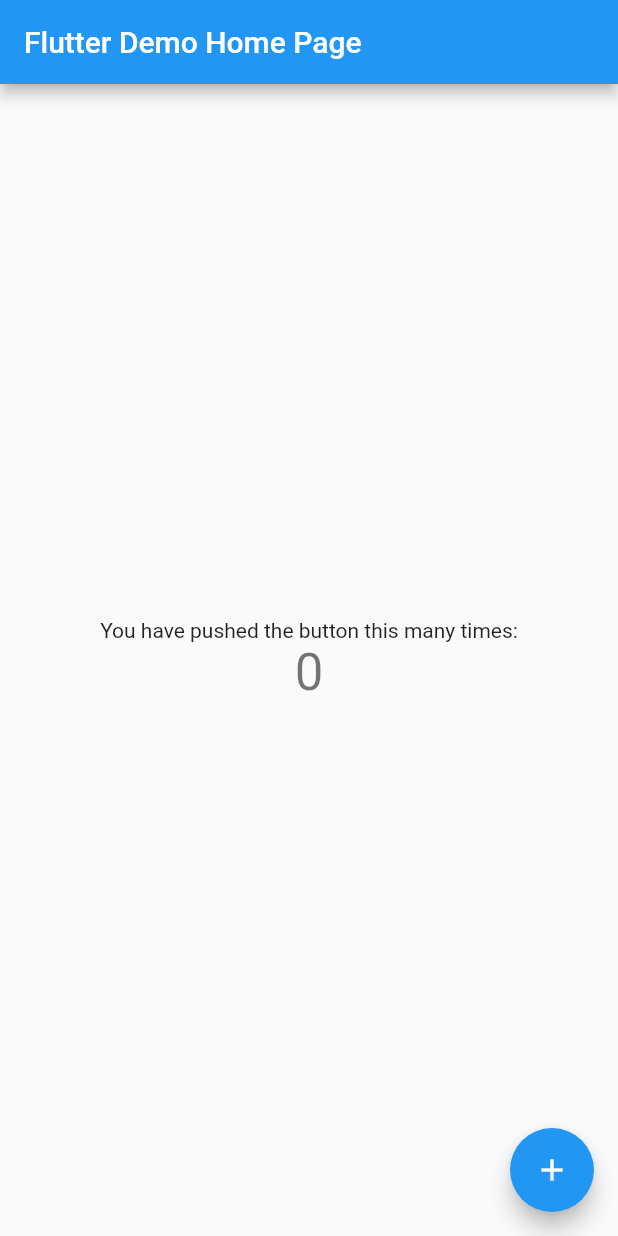
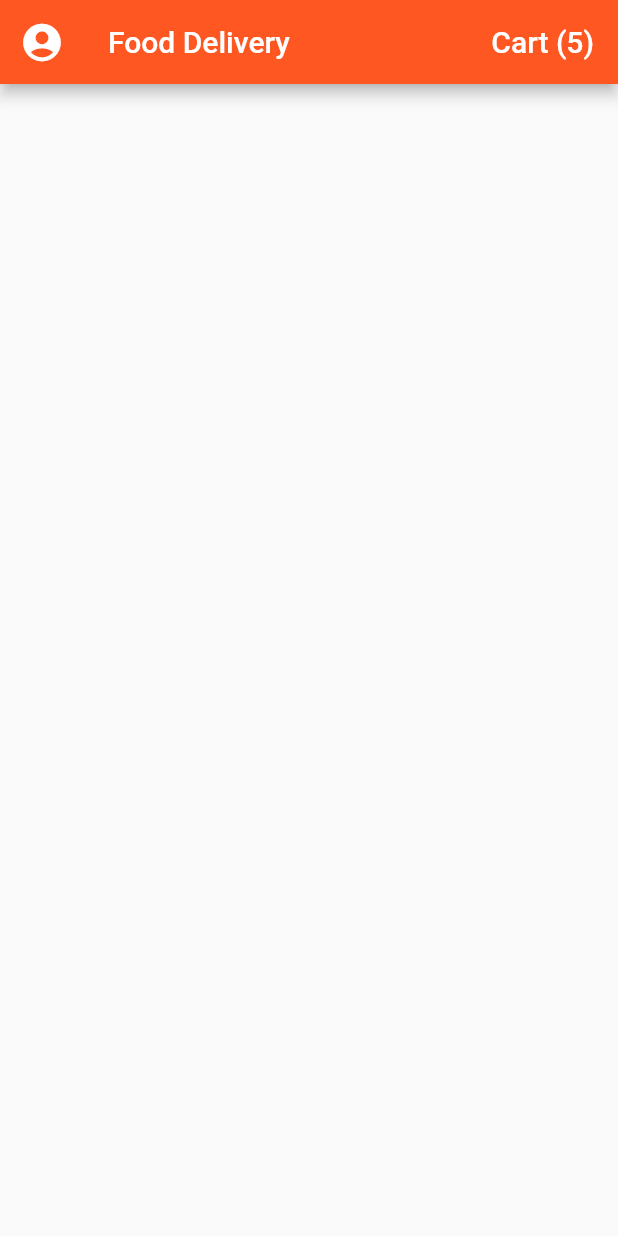
Before and after one commit to ungsochea/flutter_food_delivery_ui, a Flutter app: the screen it shows after launch, on a phone screen of 412 x 824 dp. Run offline on Flutter 3.47's test engine with Material 2 defaults, Android fonts, the phone set to English and light mode, and no system bars.

Commit message:
Home screen app bar

```diff
--- /dev/null
+++ b/lib/data/data.dart
@@ -0,0 +1,136 @@
+import 'package:flutter_food_delivery_ui/models/food.dart';
+import 'package:flutter_food_delivery_ui/models/order.dart';
+import 'package:flutter_food_delivery_ui/models/restaurant.dart';
+import 'package:flutter_food_delivery_ui/models/user.dart';
+
+// Food
+final _burrito =
+    Food(imageUrl: 'assets/images/burrito.jpg', name: 'Burrito', price: 8.99);
+final _steak =
+    Food(imageUrl: 'assets/images/steak.jpg', name: 'Steak', price: 17.99);
+final _pasta =
+    Food(imageUrl: 'assets/images/pasta.jpg', name: 'Pasta', price: 14.99);
+final _ramen =
+    Food(imageUrl: 'assets/images/ramen.jpg', name: 'Ramen', price: 13.99);
+final _pancakes =
+    Food(imageUrl: 'assets/images/pancakes.jpg', name: 'Pancakes', price: 9.99);
+final _burger =
+    Food(imageUrl: 'assets/images/burger.jpg', name: 'Burger', price: 14.99);
+final _pizza =
+    Food(imageUrl: 'assets/images/pizza.jpg', name: 'Pizza', price: 11.99);
+final _salmon = Food(
+    imageUrl: 'assets/images/salmon.jpg', name: 'Salmon Salad', price: 12.99);
+
+// Restaurants
+final _restaurant0 = Restaurant(
+  imageUrl: 'assets/images/restaurant0.jpg',
+  name: 'Restaurant 0',
+  address: '200 Main St, New York, NY',
+  rating: 5,
+  menu: [_burrito, _steak, _pasta, _ramen, _pancakes, _burger, _pizza, _salmon],
+);
+final _restaurant1 = Restaurant(
+  imageUrl: 'assets/images/restaurant1.jpg',
+  name: 'Restaurant 1',
+  address: '200 Main St, New York, NY',
+  rating: 4,
+  menu: [_steak, _pasta, _ramen, _pancakes, _burger, _pizza],
+);
+final _restaurant2 = Restaurant(
+  imageUrl: 'assets/images/restaurant2.jpg',
+  name: 'Restaurant 2',
+  address: '200 Main St, New York, NY',
+  rating: 4,
+  menu: [_steak, _pasta, _pancakes, _burger, _pizza, _salmon],
+);
+final _restaurant3 = Restaurant(
+  imageUrl: 'assets/images/restaurant3.jpg',
+  name: 'Restaurant 3',
+  address: '200 Main St, New York, NY',
+  rating: 2,
+  menu: [_burrito, _steak, _burger, _pizza, _salmon],
+);
+final _restaurant4 = Restaurant(
+  imageUrl: 'assets/images/restaurant4.jpg',
+  name: 'Restaurant 4',
+  address: '200 Main St, New York, NY',
+  rating: 3,
+  menu: [_burrito, _ramen, _pancakes, _salmon],
+);
+
+final List<Restaurant> restaurants = [
+  _restaurant0,
+  _restaurant1,
+  _restaurant2,
+  _restaurant3,
+  _restaurant4,
+];
+
+// User
+final currentUser = User(
+  name: 'Rebecca',
+  orders: [
+    Order(
+      date: 'Nov 10, 2019',
+      food: _steak,
+      restaurant: _restaurant2,
+      quantity: 1,
+    ),
+    Order(
+      date: 'Nov 8, 2019',
+      food: _ramen,
+      restaurant: _restaurant0,
+      quantity: 3,
+    ),
+    Order(
+      date: 'Nov 5, 2019',
+      food: _burrito,
+      restaurant: _restaurant1,
+      quantity: 2,
+    ),
+    Order(
+      date: 'Nov 2, 2019',
+      food: _salmon,
+      restaurant: _restaurant3,
+      quantity: 1,
+    ),
+    Order(
+      date: 'Nov 1, 2019',
+      food: _pancakes,
+      restaurant: _restaurant4,
+      quantity: 1,
+    ),
+  ],
+  cart: [
+    Order(
+      date: 'Nov 11, 2019',
+      food: _burger,
+      restaurant: _restaurant2,
+      quantity: 2,
+    ),
+    Order(
+      date: 'Nov 11, 2019',
+      food: _pasta,
+      restaurant: _restaurant2,
+      quantity: 1,
+    ),
+    Order(
+      date: 'Nov 11, 2019',
+      food: _salmon,
+      restaurant: _restaurant3,
+      quantity: 1,
+    ),
+    Order(
+      date: 'Nov 11, 2019',
+      food: _pancakes,
+      restaurant: _restaurant4,
+      quantity: 3,
+    ),
+    Order(
+      date: 'Nov 11, 2019',
+      food: _burrito,
+      restaurant: _restaurant1,
+      quantity: 2,
+    ),
+  ],
+);
--- a/lib/main.dart
+++ b/lib/main.dart
@@ -1,4 +1,5 @@
 import 'package:flutter/material.dart';
+import 'package:flutter_food_delivery_ui/screens/home_screen.dart';
 
 void main() => runApp(MyApp());
 
@@ -7,105 +8,13 @@ class MyApp extends StatelessWidget {
   @override
   Widget build(BuildContext context) {
     return MaterialApp(
-      title: 'Flutter Demo',
+      title: 'Flutter Food Delivery UI',
+      debugShowCheckedModeBanner: false,
       theme: ThemeData(
-        // This is the theme of your application.
-        //
-        // Try running your application with "flutter run". You'll see the
-        // application has a blue toolbar. Then, without quitting the app, try
-        // changing the primarySwatch below to Colors.green and then invoke
-        // "hot reload" (press "r" in the console where you ran "flutter run",
-        // or simply save your changes to "hot reload" in a Flutter IDE).
-        // Notice that the counter didn't reset back to zero; the application
-        // is not restarted.
-        primarySwatch: Colors.blue,
+        scaffoldBackgroundColor: Colors.grey[50],
+        primarySwatch: Colors.deepOrange,
       ),
-      home: MyHomePage(title: 'Flutter Demo Home Page'),
+      home: HomeScreen(),
     );
   }
 }
-
-class MyHomePage extends StatefulWidget {
-  MyHomePage({Key key, this.title}) : super(key: key);
-
-  // This widget is the home page of your application. It is stateful, meaning
-  // that it has a State object (defined below) that contains fields that affect
-  // how it looks.
-
-  // This class is the configuration for the state. It holds the values (in this
-  // case the title) provided by the parent (in this case the App widget) and
-  // used by the build method of the State. Fields in a Widget subclass are
-  // always marked "final".
-
-  final String title;
-
-  @override
-  _MyHomePageState createState() => _MyHomePageState();
-}
-
-class _MyHomePageState extends State<MyHomePage> {
-  int _counter = 0;
-
-  void _incrementCounter() {
-    setState(() {
-      // This call to setState tells the Flutter framework that something has
-      // changed in this State, which causes it to rerun the build method below
-      // so that the display can reflect the updated values. If we changed
-      // _counter without calling setState(), then the build method would not be
-      // called again, and so nothing would appear to happen.
-      _counter++;
-    });
-  }
-
-  @override
-  Widget build(BuildContext context) {
-    // This method is rerun every time setState is called, for instance as done
-    // by the _incrementCounter method above.
-    //
-    // The Flutter framework has been optimized to make rerunning build methods
-    // fast, so that you can just rebuild anything that needs updating rather
-    // than having to individually change instances of widgets.
-    return Scaffold(
-      appBar: AppBar(
-        // Here we take the value from the MyHomePage object that was created by
-        // the App.build method, and use it to set our appbar title.
-        title: Text(widget.title),
-      ),
-      body: Center(
-        // Center is a layout widget. It takes a single child and positions it
-        // in the middle of the parent.
-        child: Column(
-          // Column is also a layout widget. It takes a list of children and
-          // arranges them vertically. By default, it sizes itself to fit its
-          // children horizontally, and tries to be as tall as its parent.
-          //
-          // Invoke "debug painting" (press "p" in the console, choose the
-          // "Toggle Debug Paint" action from the Flutter Inspector in Android
-          // Studio, or the "Toggle Debug Paint" command in Visual Studio Code)
-          // to see the wireframe for each widget.
-          //
-          // Column has various properties to control how it sizes itself and
-          // how it positions its children. Here we use mainAxisAlignment to
-          // center the children vertically; the main axis here is the vertical
-          // axis because Columns are vertical (the cross axis would be
-          // horizontal).
-          mainAxisAlignment: MainAxisAlignment.center,
-          children: <Widget>[
-            Text(
-              'You have pushed the button this many times:',
-            ),
-            Text(
-              '$_counter',
-              style: Theme.of(context).textTheme.display1,
-            ),
-          ],
-        ),
-      ),
-      floatingActionButton: FloatingActionButton(
-        onPressed: _incrementCounter,
-        tooltip: 'Increment',
-        child: Icon(Icons.add),
-      ), // This trailing comma makes auto-formatting nicer for build methods.
-    );
-  }
-}
--- /dev/null
+++ b/lib/models/food.dart
@@ -0,0 +1,11 @@
+class Food {
+  final String imageUrl;
+  final String name;
+  final double price;
+
+  Food({
+    this.imageUrl,
+    this.name,
+    this.price,
+  });
+}
--- /dev/null
+++ b/lib/models/user.dart
@@ -0,0 +1,13 @@
+import 'package:flutter_food_delivery_ui/models/order.dart';
+
+class User {
+  final String name;
+  final List<Order> orders;
+  final List<Order> cart;
+
+  User({
+    this.name,
+    this.orders,
+    this.cart,
+  });
+}
--- /dev/null
+++ b/lib/screens/home_screen.dart
@@ -0,0 +1,36 @@
+import 'package:flutter/material.dart';
+import 'package:flutter_food_delivery_ui/data/data.dart';
+
+class HomeScreen extends StatefulWidget {
+  @override
+  _HomeScreenState createState() => _HomeScreenState();
+}
+
+class _HomeScreenState extends State<HomeScreen> {
+  @override
+  Widget build(BuildContext context) {
+    return Scaffold(
+      appBar: AppBar(
+        leading: IconButton(
+          icon: Icon(Icons.account_circle),
+          iconSize: 30.0,
+          onPressed: (){
+
+          },
+        ),
+        title: Text('Food Delivery'),
+        actions: <Widget>[
+          FlatButton(
+            child: Text(
+              'Cart (${currentUser.cart.length})',
+              style: TextStyle(color: Colors.white,fontSize: 20.0),
+            ),
+            onPressed: (){
+
+            },
+          )
+        ],
+      ),
+    );
+  }
+}
```
Also changed, not shown: lib/models/order.dart (added, +16 -0 lines), lib/models/restaurant.dart (added, +17 -0 lines).
